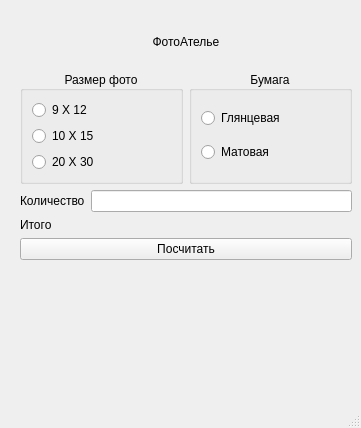
Old version of the form laba_4/mainwindow.ui in the repository Paracelzis/QtProjects.
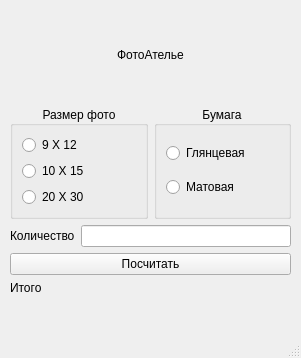
New version of the form.

Commit message: 4 лаба переделал ui

```diff
--- a/laba_4/mainwindow.ui
+++ b/laba_4/mainwindow.ui
@@ -6,16 +6,10 @@
    <rect>
     <x>0</x>
     <y>0</y>
-    <width>361</width>
-    <height>428</height>
+    <width>301</width>
+    <height>358</height>
    </rect>
   </property>
-  <property name="minimumSize">
-   <size>
-    <width>361</width>
-    <height>428</height>
-   </size>
-  </property>
   <property name="windowTitle">
    <string>Макаров А.К. 4133К</string>
   </property>
@@ -28,25 +22,27 @@
    <widget class="QWidget" name="">
     <property name="geometry">
      <rect>
-      <x>20</x>
-      <y>20</y>
-      <width>332</width>
-      <height>334</height>
+      <x>10</x>
+      <y>10</y>
+      <width>281</width>
+      <height>285</height>
      </rect>
     </property>
+    <layout class="QVBoxLayout" name="verticalLayout_2">
+     <item>
+      <widget class="QLabel" name="label">
+       <property name="text">
+        <string>&lt;html&gt;&lt;head/&gt;&lt;body&gt;&lt;p align=&quot;center&quot;&gt;ФотоАтелье&lt;/p&gt;&lt;/body&gt;&lt;/html&gt;</string>
+       </property>
+      </widget>
+     </item>
+     <item>
     <layout class="QVBoxLayout" name="verticalLayout">
      <item>
       <layout class="QGridLayout" name="gridLayout_5">
        <item row="0" column="0">
         <layout class="QGridLayout" name="gridLayout_4">
          <item row="0" column="0">
-          <widget class="QLabel" name="label">
-           <property name="text">
-            <string>&lt;html&gt;&lt;head/&gt;&lt;body&gt;&lt;p align=&quot;center&quot;&gt;ФотоАтелье&lt;/p&gt;&lt;/body&gt;&lt;/html&gt;</string>
-           </property>
-          </widget>
-         </item>
-         <item row="1" column="0">
           <layout class="QGridLayout" name="gridLayout_3">
            <item row="0" column="0">
             <widget class="QGroupBox" name="groupBox">
@@ -112,38 +108,44 @@
         </layout>
        </item>
        <item row="1" column="0">
-        <layout class="QFormLayout" name="formLayout">
-         <item row="0" column="0">
+          <layout class="QHBoxLayout" name="horizontalLayout_2">
+           <item>
           <widget class="QLabel" name="label_2">
            <property name="text">
             <string>Количество</string>
            </property>
           </widget>
          </item>
-         <item row="0" column="1">
+           <item>
           <widget class="QLineEdit" name="quantity"/>
          </item>
-         <item row="1" column="0">
+          </layout>
+         </item>
+        </layout>
+       </item>
+       <item>
+        <widget class="QPushButton" name="pushButton_result">
+         <property name="text">
+          <string>Посчитать</string>
+         </property>
+        </widget>
+       </item>
+       <item>
+        <layout class="QHBoxLayout" name="horizontalLayout">
+         <item>
           <widget class="QLabel" name="label_3">
            <property name="text">
             <string>Итого</string>
            </property>
           </widget>
          </item>
-         <item row="1" column="1">
+         <item>
           <widget class="QLabel" name="total">
            <property name="text">
             <string/>
            </property>
           </widget>
          </item>
-         <item row="2" column="0" colspan="2">
-          <widget class="QPushButton" name="pushButton_result">
-           <property name="text">
-            <string>Посчитать</string>
-           </property>
-          </widget>
-         </item>
         </layout>
        </item>
       </layout>
```
Left out of the diff: 4 changed lines with no effect on the pictures. Lines whose indentation alone changed are shown as unchanged.
